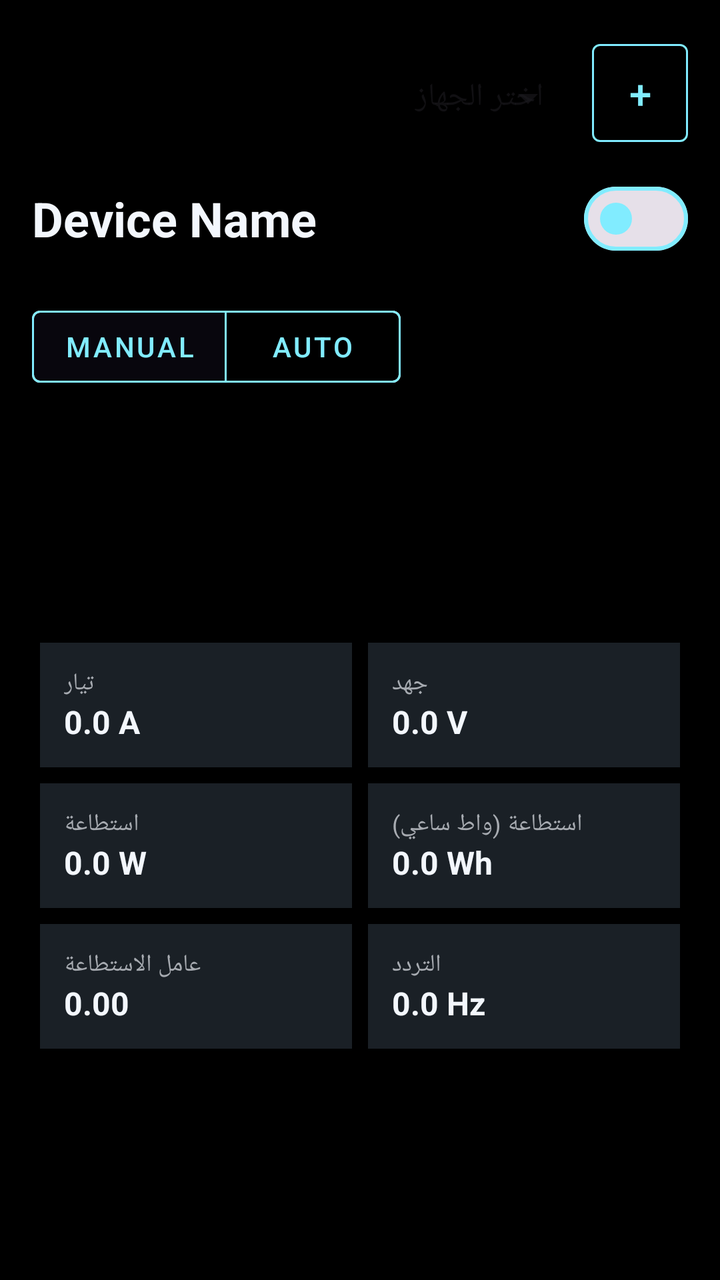
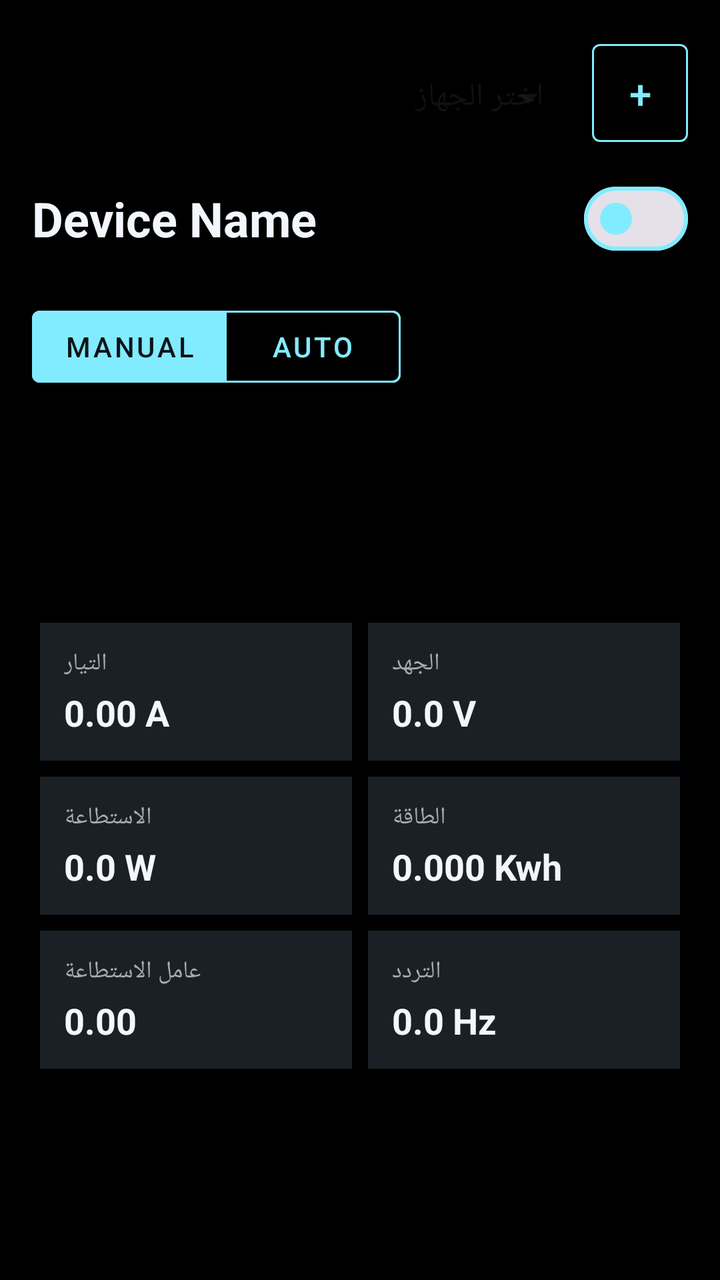

An Android layout rendered at two revisions. The XML below is the earlier revision; the diff shows what the commit changed to produce the second picture.
<!-- AndroidManifest.xml: application theme Theme.MyApplication -->
<!-- res/layout/fragment_devices.xml -->
<?xml version="1.0" encoding="utf-8"?>
<androidx.core.widget.NestedScrollView xmlns:android="http://schemas.android.com/apk/res/android"
    xmlns:app="http://schemas.android.com/apk/res-auto"
    xmlns:tools="http://schemas.android.com/tools"
    android:layout_width="match_parent"
    android:layout_height="match_parent"
    android:background="@color/black"
    android:fillViewport="true">

    <androidx.constraintlayout.widget.ConstraintLayout
        android:layout_width="match_parent"
        android:layout_height="wrap_content"
        android:padding="16dp">

        <com.google.android.material.textfield.TextInputLayout
            android:id="@+id/layoutDeviceSelector"
            style="@style/Widget.MaterialComponents.TextInputLayout.OutlinedBox.ExposedDropdownMenu"
            android:layout_width="0dp"
            android:layout_height="wrap_content"
            android:layout_marginEnd="8dp"
            android:hint="اختر الجهاز"
            app:boxStrokeColor="#81ECFF"
            app:hintTextColor="#81ECFF"
            app:layout_constraintEnd_toStartOf="@+id/btnAddDevice"
            app:layout_constraintStart_toStartOf="parent"
            app:layout_constraintTop_toTopOf="parent">

            <AutoCompleteTextView
                android:id="@+id/autoCompleteDeviceSelector"
                android:layout_width="match_parent"
                android:layout_height="wrap_content"
                android:inputType="none"
                android:textColor="#F3F7FD" />

        </com.google.android.material.textfield.TextInputLayout>

        <com.google.android.material.button.MaterialButton
            android:id="@+id/btnAddDevice"
            style="@style/Widget.MaterialComponents.Button.OutlinedButton"
            android:layout_width="48dp"
            android:layout_height="0dp"
            android:padding="0dp"
            android:text="+"
            android:textColor="#81ECFF"
            android:textSize="20sp"
            app:layout_constraintBottom_toBottomOf="@id/layoutDeviceSelector"
            app:layout_constraintEnd_toEndOf="parent"
            app:layout_constraintTop_toTopOf="@id/layoutDeviceSelector"
            app:strokeColor="#81ECFF" />

        <TextView
            android:id="@+id/tvDeviceTitle"
            android:layout_width="wrap_content"
            android:layout_height="wrap_content"
            android:layout_marginTop="16dp"
            android:text="Device Name"
            android:textColor="#F3F7FD"
            android:textSize="24sp"
            android:textStyle="bold"
            app:layout_constraintStart_toStartOf="parent"
            app:layout_constraintTop_toBottomOf="@id/layoutDeviceSelector" />

        <com.google.android.material.materialswitch.MaterialSwitch
            android:id="@+id/swMainRelay"
            android:layout_width="wrap_content"
            android:layout_height="wrap_content"
            app:layout_constraintBottom_toBottomOf="@id/tvDeviceTitle"
            app:layout_constraintEnd_toEndOf="parent"
            app:layout_constraintTop_toTopOf="@id/tvDeviceTitle"
            app:thumbTint="@color/cyan_glow"
            app:trackDecorationTint="@color/cyan_glow" />

        <com.google.android.material.button.MaterialButtonToggleGroup
            android:id="@+id/toggleGroupMode"
            android:layout_width="wrap_content"
            android:layout_height="wrap_content"
            android:layout_marginTop="24dp"
            app:checkedButton="@+id/btnManual"
            app:layout_constraintStart_toStartOf="parent"
            app:layout_constraintTop_toBottomOf="@id/tvDeviceTitle"
            app:singleSelection="true">

            <com.google.android.material.button.MaterialButton
                android:id="@+id/btnManual"
                style="@style/Widget.MaterialComponents.Button.OutlinedButton"
                android:layout_width="wrap_content"
                android:layout_height="wrap_content"
                android:text="Manual"
                android:textColor="#81ECFF"
                app:strokeColor="#81ECFF" />

            <com.google.android.material.button.MaterialButton
                android:id="@+id/btnAuto"
                style="@style/Widget.MaterialComponents.Button.OutlinedButton"
                android:layout_width="wrap_content"
                android:layout_height="wrap_content"
                android:text="Auto"
                android:textColor="#81ECFF"
                app:strokeColor="#81ECFF" />

        </com.google.android.material.button.MaterialButtonToggleGroup>

        
        <LinearLayout
            android:id="@+id/scrollAutoSettings"
            android:layout_width="match_parent"
            android:layout_height="wrap_content"
            android:layout_marginTop="16dp"
            android:orientation="vertical"
            android:visibility="gone"
            app:layout_constraintTop_toBottomOf="@id/toggleGroupMode"
            tools:visibility="visible">

            
            <com.google.android.material.card.MaterialCardView
                android:id="@+id/cardLimitSettings"
                android:layout_width="match_parent"
                android:layout_height="wrap_content"
                android:layout_marginBottom="12dp"
                app:cardBackgroundColor="#1A2026"
                app:cardCornerRadius="12dp">

                <androidx.constraintlayout.widget.ConstraintLayout
                    android:layout_width="match_parent"
                    android:layout_height="wrap_content"
                    android:padding="16dp">

                    <TextView
                        android:id="@+id/tvLimitLabel"
                        android:layout_width="wrap_content"
                        android:layout_height="wrap_content"
                        android:text="تحديد الحد الأقصى للتكلفة (ليرة)"
                        android:textColor="#A7ABB1"
                        android:textSize="14sp"
                        app:layout_constraintStart_toStartOf="parent"
                        app:layout_constraintTop_toTopOf="parent" />

                    
                    <com.google.android.material.progressindicator.CircularProgressIndicator
                        android:id="@+id/progressLimit"
                        android:layout_width="wrap_content"
                        android:layout_height="wrap_content"
                        android:layout_marginTop="16dp"
                        app:indicatorColor="#81ECFF"
                        app:indicatorSize="120dp"
                        app:layout_constraintEnd_toEndOf="parent"
                        app:layout_constraintStart_toStartOf="parent"
                        app:layout_constraintTop_toBottomOf="@id/tvLimitLabel"
                        app:trackColor="#3381ECFF"
                        app:trackThickness="8dp"
                        android:max="100"
                        android:progress="0" />

                    <TextView
                        android:id="@+id/tvLimitValue"
                        android:layout_width="wrap_content"
                        android:layout_height="wrap_content"
                        android:text="0 ليرة"
                        android:textColor="#81ECFF"
                        android:textSize="20sp"
                        android:textStyle="bold"
                        app:layout_constraintBottom_toBottomOf="@id/progressLimit"
                        app:layout_constraintEnd_toEndOf="@id/progressLimit"
                        app:layout_constraintStart_toStartOf="@id/progressLimit"
                        app:layout_constraintTop_toTopOf="@id/progressLimit" />

                    <com.google.android.material.slider.Slider
                        android:id="@+id/sliderLimit"
                        android:layout_width="match_parent"
                        android:layout_height="wrap_content"
                        android:layout_marginTop="16dp"
                        android:valueFrom="0.0"
                        android:valueTo="100000.0"
                        android:stepSize="500.0"
                        app:layout_constraintTop_toBottomOf="@id/progressLimit"
                        app:thumbColor="#81ECFF"
                        app:trackColorActive="#81ECFF" />

                    <LinearLayout
                        android:layout_width="match_parent"
                        android:layout_height="wrap_content"
                        android:layout_marginTop="12dp"
                        android:orientation="horizontal"
                        app:layout_constraintTop_toBottomOf="@id/sliderLimit">

                        <com.google.android.material.button.MaterialButton
                            android:id="@+id/btnSaveOnlyLimit"
                            android:layout_width="0dp"
                            android:layout_height="wrap_content"
                            android:layout_weight="1"
                            android:layout_marginEnd="8dp"
                            android:text="بدء"
                            app:backgroundTint="#81ECFF"
                            android:textColor="#0E1418" />

                        <com.google.android.material.button.MaterialButton
                            android:id="@+id/btnCancelLimit"
                            style="@style/Widget.MaterialComponents.Button.OutlinedButton"
                            android:layout_width="0dp"
                            android:layout_height="wrap_content"
                            android:layout_weight="1"
                            android:text="إلغاء"
                            android:textColor="#FF5252"
                            app:strokeColor="#FF5252" />
                    </LinearLayout>
                </androidx.constraintlayout.widget.ConstraintLayout>
            </com.google.android.material.card.MaterialCardView>

            
            <com.google.android.material.card.MaterialCardView
                android:id="@+id/cardScheduleSettings"
                android:layout_width="match_parent"
                android:layout_height="wrap_content"
                android:layout_marginBottom="16dp"
                app:cardBackgroundColor="#1A2026"
                app:cardCornerRadius="12dp">

                <LinearLayout
                    android:layout_width="match_parent"
                    android:layout_height="wrap_content"
                    android:orientation="vertical"
                    android:padding="16dp">

                    <TextView
                        android:layout_width="wrap_content"
                        android:layout_height="wrap_content"
                        android:text="الخطة الزمنية اليومية"
                        android:textColor="#A7ABB1"
                        android:textSize="14sp" />

                    <LinearLayout
                        android:layout_width="match_parent"
                        android:layout_height="wrap_content"
                        android:layout_marginTop="12dp"
                        android:gravity="center_vertical"
                        android:orientation="horizontal">

                        <TextView
                            android:layout_width="0dp"
                            android:layout_height="wrap_content"
                            android:layout_weight="1"
                            android:text="وقت البدء:"
                            android:textColor="#F3F7FD" />

                        <com.google.android.material.button.MaterialButton
                            android:id="@+id/btnStartTime"
                            style="@style/Widget.MaterialComponents.Button.TextButton"
                            android:layout_width="wrap_content"
                            android:layout_height="wrap_content"
                            android:text="08:00 AM"
                            android:textColor="#81ECFF"
                            app:icon="@drawable/ic_clock"
                            app:iconTint="#81ECFF" />
                    </LinearLayout>

                    <TextView
                        android:id="@+id/tvWorkDuration"
                        android:layout_width="wrap_content"
                        android:layout_height="wrap_content"
                        android:layout_marginTop="12dp"
                        android:text="مدة العمل: 2 ساعة"
                        android:textColor="#F3F7FD" />

                    <com.google.android.material.slider.Slider
                        android:id="@+id/sliderWorkDuration"
                        android:layout_width="match_parent"
                        android:layout_height="wrap_content"
                        android:valueFrom="0.0"
                        android:valueTo="12.0"
                        android:stepSize="0.5"
                        app:thumbColor="#81ECFF"
                        app:trackColorActive="#81ECFF" />

                    <TextView
                        android:id="@+id/tvOffDuration"
                        android:layout_width="wrap_content"
                        android:layout_height="wrap_content"
                        android:layout_marginTop="12dp"
                        android:text="مدة التوقف: 1 ساعة"
                        android:textColor="#F3F7FD" />

                    <com.google.android.material.slider.Slider
                        android:id="@+id/sliderOffDuration"
                        android:layout_width="match_parent"
                        android:layout_height="wrap_content"
                        android:valueFrom="0.0"
                        android:valueTo="12.0"
                        android:stepSize="0.5"
                        app:thumbColor="#81ECFF"
                        app:trackColorActive="#81ECFF" />

                    <LinearLayout
                        android:layout_width="match_parent"
                        android:layout_height="wrap_content"
                        android:layout_marginTop="12dp"
                        android:orientation="horizontal">

                        <com.google.android.material.button.MaterialButton
                            android:id="@+id/btnSaveOnlySchedule"
                            android:layout_width="0dp"
                            android:layout_height="wrap_content"
                            android:layout_weight="1"
                            android:layout_marginEnd="8dp"
                            android:text="حفظ الخطة"
                            app:backgroundTint="#81ECFF"
                            android:textColor="#0E1418" />

                        <com.google.android.material.button.MaterialButton
                            android:id="@+id/btnCancelSchedule"
                            style="@style/Widget.MaterialComponents.Button.OutlinedButton"
                            android:layout_width="0dp"
                            android:layout_height="wrap_content"
                            android:layout_weight="1"
                            android:text="إلغاء"
                            android:textColor="#FF5252"
                            app:strokeColor="#FF5252" />
                    </LinearLayout>
                </LinearLayout>
            </com.google.android.material.card.MaterialCardView>
        </LinearLayout>

        <GridLayout
            android:id="@+id/gridMetrics"
            android:layout_width="match_parent"
            android:layout_height="wrap_content"
            android:layout_marginTop="24dp"
            android:columnCount="2"
            android:rowCount="3"
            app:layout_constraintTop_toBottomOf="@id/scrollAutoSettings"
            app:layout_constraintStart_toStartOf="parent"
            app:layout_constraintEnd_toEndOf="parent"
            app:layout_constraintBottom_toBottomOf="parent">

            
            <LinearLayout
                android:layout_width="0dp"
                android:layout_height="wrap_content"
                android:layout_columnWeight="1"
                android:layout_margin="4dp"
                android:background="#1A2026"
                android:orientation="vertical"
                android:padding="12dp">

                <TextView
                    android:layout_width="wrap_content"
                    android:layout_height="wrap_content"
                    android:text="تيار"
                    android:textColor="#A7ABB1"
                    android:textSize="12sp" />

                <TextView
                    android:id="@+id/tvCurrentValue"
                    android:layout_width="wrap_content"
                    android:layout_height="wrap_content"
                    android:text="0.0 A"
                    android:textColor="#F3F7FD"
                    android:textSize="16sp"
                    android:textStyle="bold" />
            </LinearLayout>

            
            <LinearLayout
                android:layout_width="0dp"
                android:layout_height="wrap_content"
                android:layout_columnWeight="1"
                android:layout_margin="4dp"
                android:background="#1A2026"
                android:orientation="vertical"
                android:padding="12dp">

                <TextView
                    android:layout_width="wrap_content"
                    android:layout_height="wrap_content"
                    android:text="جهد"
                    android:textColor="#A7ABB1"
                    android:textSize="12sp" />

                <TextView
                    android:id="@+id/tvVoltageValue"
                    android:layout_width="wrap_content"
                    android:layout_height="wrap_content"
                    android:text="0.0 V"
                    android:textColor="#F3F7FD"
                    android:textSize="16sp"
                    android:textStyle="bold" />
            </LinearLayout>

            
            <LinearLayout
                android:layout_width="0dp"
                android:layout_height="wrap_content"
                android:layout_columnWeight="1"
                android:layout_margin="4dp"
                android:background="#1A2026"
                android:orientation="vertical"
                android:padding="12dp">

                <TextView
                    android:layout_width="wrap_content"
                    android:layout_height="wrap_content"
                    android:text="استطاعة"
                    android:textColor="#A7ABB1"
                    android:textSize="12sp" />

                <TextView
                    android:id="@+id/tvPowerValue"
                    android:layout_width="wrap_content"
                    android:layout_height="wrap_content"
                    android:text="0.0 W"
                    android:textColor="#F3F7FD"
                    android:textSize="16sp"
                    android:textStyle="bold" />
            </LinearLayout>

            
            <LinearLayout
                android:layout_width="0dp"
                android:layout_height="wrap_content"
                android:layout_columnWeight="1"
                android:layout_margin="4dp"
                android:background="#1A2026"
                android:orientation="vertical"
                android:padding="12dp">

                <TextView
                    android:layout_width="wrap_content"
                    android:layout_height="wrap_content"
                    android:text="استطاعة (واط ساعي)"
                    android:textColor="#A7ABB1"
                    android:textSize="12sp" />

                <TextView
                    android:id="@+id/tvEnergyValue"
                    android:layout_width="wrap_content"
                    android:layout_height="wrap_content"
                    android:text="0.0 Wh"
                    android:textColor="#F3F7FD"
                    android:textSize="16sp"
                    android:textStyle="bold" />
            </LinearLayout>

            
            <LinearLayout
                android:layout_width="0dp"
                android:layout_height="wrap_content"
                android:layout_columnWeight="1"
                android:layout_margin="4dp"
                android:background="#1A2026"
                android:orientation="vertical"
                android:padding="12dp">

                <TextView
                    android:layout_width="wrap_content"
                    android:layout_height="wrap_content"
                    android:text="عامل الاستطاعة"
                    android:textColor="#A7ABB1"
                    android:textSize="12sp" />

                <TextView
                    android:id="@+id/tvPFValue"
                    android:layout_width="wrap_content"
                    android:layout_height="wrap_content"
                    android:text="0.00"
                    android:textColor="#F3F7FD"
                    android:textSize="16sp"
                    android:textStyle="bold" />
            </LinearLayout>

            
            <LinearLayout
                android:layout_width="0dp"
                android:layout_height="wrap_content"
                android:layout_columnWeight="1"
                android:layout_margin="4dp"
                android:background="#1A2026"
                android:orientation="vertical"
                android:padding="12dp">

                <TextView
                    android:layout_width="wrap_content"
                    android:layout_height="wrap_content"
                    android:text="التردد"
                    android:textColor="#A7ABB1"
                    android:textSize="12sp" />

                <TextView
                    android:id="@+id/tvFreqValue"
                    android:layout_width="wrap_content"
                    android:layout_height="wrap_content"
                    android:text="0.0 Hz"
                    android:textColor="#F3F7FD"
                    android:textSize="16sp"
                    android:textStyle="bold" />
            </LinearLayout>

        </GridLayout>

    </androidx.constraintlayout.widget.ConstraintLayout>
</androidx.core.widget.NestedScrollView>
<!-- resources referenced by this layout -->
<resources>
  <color name="black">#FF000000</color>
  <color name="cyan_glow">#81ECFF</color>
  <!-- drawable ic_clock (drawable) -->
  <vector xmlns:android="http://schemas.android.com/apk/res/android"
      android:width="24dp"
      android:height="24dp"
      android:viewportWidth="24"
      android:viewportHeight="24"
      android:tint="?attr/colorControlNormal">
    <path
        android:fillColor="@android:color/white"
        android:pathData="M11.99,2C6.47,2 2,6.48 2,12s4.47,10 9.99,10C17.52,22 22,17.52 22,12S17.52,2 11.99,2zM12,20c-4.42,0 -8,-3.58 -8,-8s3.58,-8 8,-8 8,3.58 8,8 -3.58,8 -8,8zM12.5,7L11,7v6l5.25,3.15 0.75,-1.23 -4.5,-2.67z"/>
  </vector>
  <style name="Theme.MyApplication" parent="Base.Theme.MyApplication" />
  <style name="Base.Theme.MyApplication" parent="Theme.Material3.DayNight.NoActionBar">
          
          
      </style>
</resources>

<!-- the commit's change to res/layout/fragment_devices.xml (unified diff, before → after) -->
@@ -86,7 +86,8 @@
                 android:layout_width="wrap_content"
                 android:layout_height="wrap_content"
                 android:text="Manual"
-                android:textColor="#81ECFF"
+                android:textColor="@color/toggle_button_text_color"
+                app:backgroundTint="@color/toggle_button_background_tint"
                 app:strokeColor="#81ECFF" />
 
             <com.google.android.material.button.MaterialButton
@@ -95,7 +96,8 @@
                 android:layout_width="wrap_content"
                 android:layout_height="wrap_content"
                 android:text="Auto"
-                android:textColor="#81ECFF"
+                android:textColor="@color/toggle_button_text_color"
+                app:backgroundTint="@color/toggle_button_background_tint"
                 app:strokeColor="#81ECFF" />
 
         </com.google.android.material.button.MaterialButtonToggleGroup>
@@ -344,7 +346,7 @@
                 <TextView
                     android:layout_width="wrap_content"
                     android:layout_height="wrap_content"
-                    android:text="تيار"
+                    android:text="التيار"
                     android:textColor="#A7ABB1"
                     android:textSize="12sp" />
 
@@ -352,9 +354,10 @@
                     android:id="@+id/tvCurrentValue"
                     android:layout_width="wrap_content"
                     android:layout_height="wrap_content"
-                    android:text="0.0 A"
+                    android:layout_marginTop="4dp"
+                    android:text="0.00 A"
                     android:textColor="#F3F7FD"
-                    android:textSize="16sp"
+                    android:textSize="18sp"
                     android:textStyle="bold" />
             </LinearLayout>
 
@@ -371,7 +374,7 @@
                 <TextView
                     android:layout_width="wrap_content"
                     android:layout_height="wrap_content"
-                    android:text="جهد"
+                    android:text="الجهد"
                     android:textColor="#A7ABB1"
                     android:textSize="12sp" />
 
@@ -379,9 +382,10 @@
                     android:id="@+id/tvVoltageValue"
                     android:layout_width="wrap_content"
                     android:layout_height="wrap_content"
+                    android:layout_marginTop="4dp"
                     android:text="0.0 V"
                     android:textColor="#F3F7FD"
-                    android:textSize="16sp"
+                    android:textSize="18sp"
                     android:textStyle="bold" />
             </LinearLayout>
 
@@ -398,7 +402,7 @@
                 <TextView
                     android:layout_width="wrap_content"
                     android:layout_height="wrap_content"
-                    android:text="استطاعة"
+                    android:text="الاستطاعة"
                     android:textColor="#A7ABB1"
                     android:textSize="12sp" />
 
@@ -406,9 +410,10 @@
                     android:id="@+id/tvPowerValue"
                     android:layout_width="wrap_content"
                     android:layout_height="wrap_content"
+                    android:layout_marginTop="4dp"
                     android:text="0.0 W"
                     android:textColor="#F3F7FD"
-                    android:textSize="16sp"
+                    android:textSize="18sp"
                     android:textStyle="bold" />
             </LinearLayout>
 
@@ -425,7 +430,7 @@
                 <TextView
                     android:layout_width="wrap_content"
                     android:layout_height="wrap_content"
-                    android:text="استطاعة (واط ساعي)"
+                    android:text="الطاقة"
                     android:textColor="#A7ABB1"
                     android:textSize="12sp" />
 
@@ -433,9 +438,10 @@
                     android:id="@+id/tvEnergyValue"
                     android:layout_width="wrap_content"
                     android:layout_height="wrap_content"
-                    android:text="0.0 Wh"
+                    android:layout_marginTop="4dp"
+                    android:text="0.000 Kwh"
                     android:textColor="#F3F7FD"
-                    android:textSize="16sp"
+                    android:textSize="18sp"
                     android:textStyle="bold" />
             </LinearLayout>
 
@@ -460,9 +466,10 @@
                     android:id="@+id/tvPFValue"
                     android:layout_width="wrap_content"
                     android:layout_height="wrap_content"
+                    android:layout_marginTop="4dp"
                     android:text="0.00"
                     android:textColor="#F3F7FD"
-                    android:textSize="16sp"
+                    android:textSize="18sp"
                     android:textStyle="bold" />
             </LinearLayout>
 
@@ -487,12 +494,12 @@
                     android:id="@+id/tvFreqValue"
                     android:layout_width="wrap_content"
                     android:layout_height="wrap_content"
+                    android:layout_marginTop="4dp"
                     android:text="0.0 Hz"
                     android:textColor="#F3F7FD"
-                    android:textSize="16sp"
+                    android:textSize="18sp"
                     android:textStyle="bold" />
             </LinearLayout>
-
         </GridLayout>
 
     </androidx.constraintlayout.widget.ConstraintLayout>
